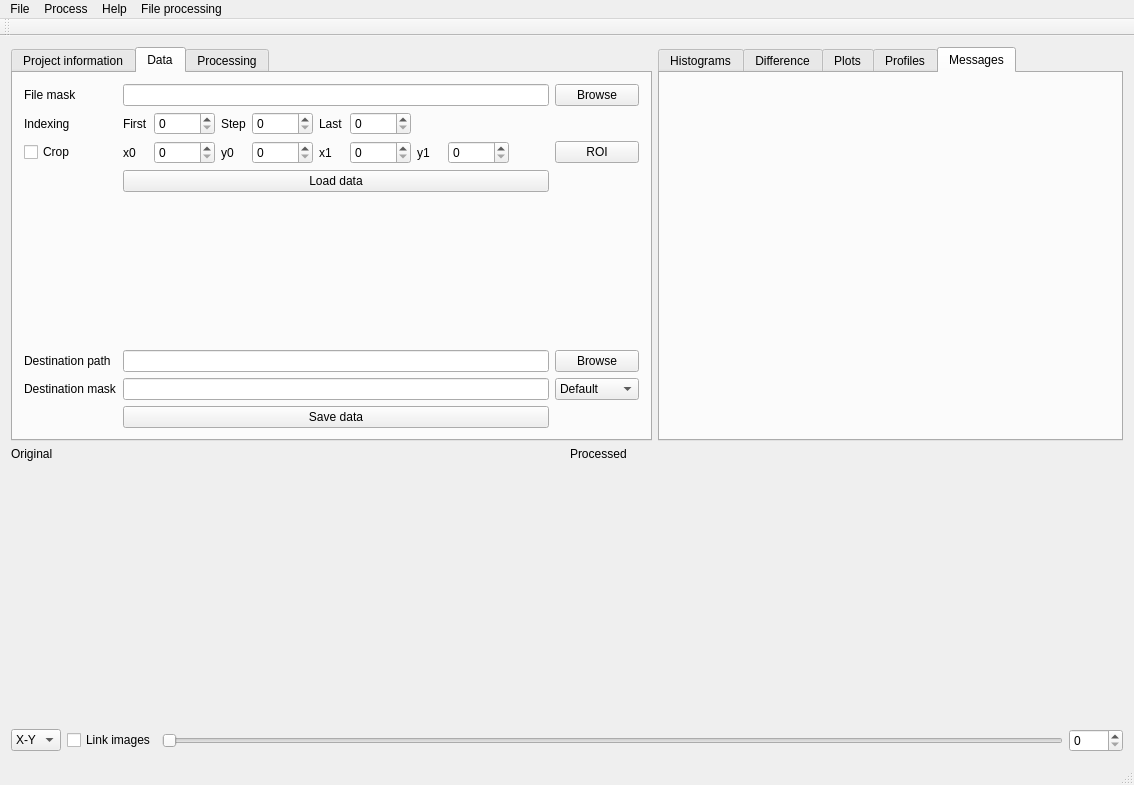
First picture: the form in applications/kiptool/src/kiptoolmainwindow.ui, repository neutronimaging/imagingsuite, before the edit.
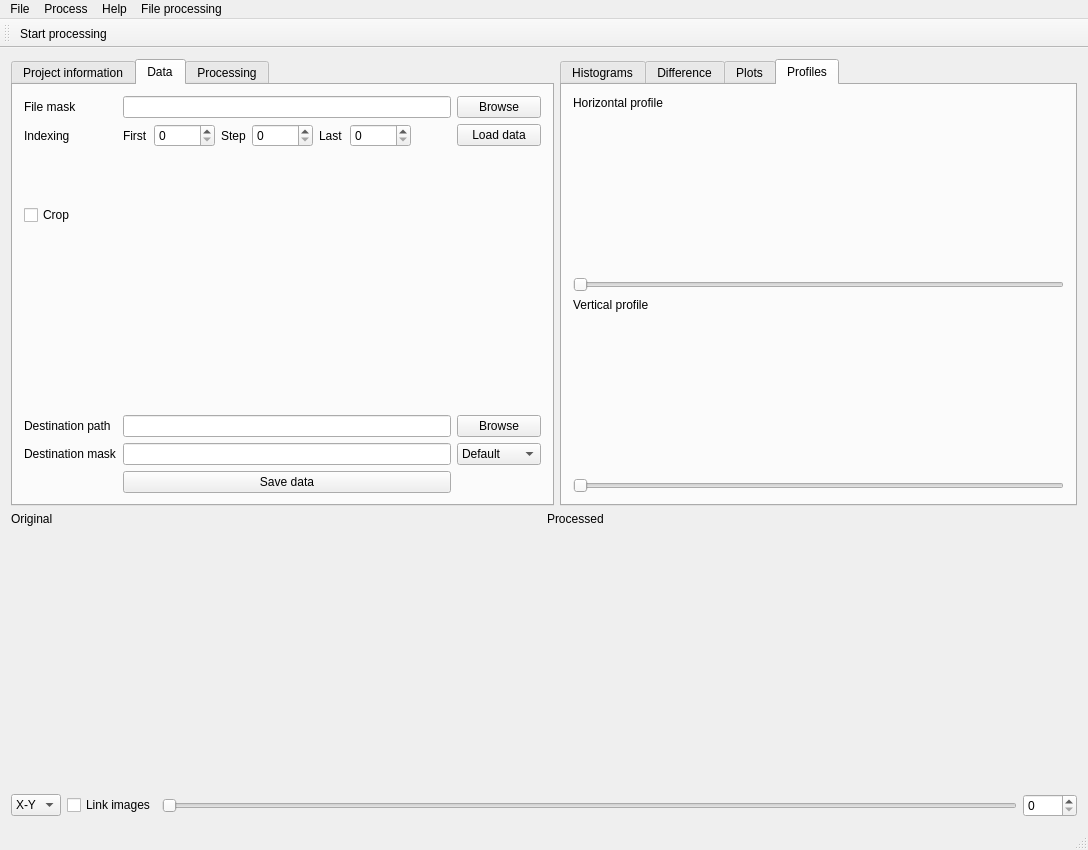
Second picture: the form after the edit. The open tabs and pages were chosen to show the change. Custom widgets are drawn as their Qt base class.

```diff
--- a/applications/kiptool/src/kiptoolmainwindow.ui
+++ b/applications/kiptool/src/kiptoolmainwindow.ui
@@ -6,8 +6,8 @@
    <rect>
     <x>0</x>
     <y>0</y>
-    <width>1134</width>
-    <height>785</height>
+    <width>1088</width>
+    <height>850</height>
    </rect>
   </property>
   <property name="windowTitle">
@@ -92,13 +92,6 @@
             <string>Data</string>
            </attribute>
            <layout class="QGridLayout" name="gridLayout">
-            <item row="3" column="4">
-             <widget class="QPushButton" name="button_getROI">
-              <property name="text">
-               <string>ROI</string>
-              </property>
-             </widget>
-            </item>
             <item row="2" column="3">
              <layout class="QHBoxLayout" name="horizontalLayout_indexing">
               <item>
@@ -322,182 +315,6 @@
               </property>
              </spacer>
             </item>
-            <item row="3" column="3">
-             <layout class="QHBoxLayout" name="horizontalLayout_crop">
-              <item>
-               <widget class="QLabel" name="label_10">
-                <property name="sizePolicy">
-                 <sizepolicy hsizetype="Maximum" vsizetype="Preferred">
-                  <horstretch>0</horstretch>
-                  <verstretch>0</verstretch>
-                 </sizepolicy>
-                </property>
-                <property name="minimumSize">
-                 <size>
-                  <width>25</width>
-                  <height>0</height>
-                 </size>
-                </property>
-                <property name="text">
-                 <string>x0</string>
-                </property>
-               </widget>
-              </item>
-              <item>
-               <widget class="QSpinBox" name="spin_crop0">
-                <property name="sizePolicy">
-                 <sizepolicy hsizetype="Maximum" vsizetype="Fixed">
-                  <horstretch>0</horstretch>
-                  <verstretch>0</verstretch>
-                 </sizepolicy>
-                </property>
-                <property name="minimumSize">
-                 <size>
-                  <width>40</width>
-                  <height>0</height>
-                 </size>
-                </property>
-                <property name="maximum">
-                 <number>10000</number>
-                </property>
-               </widget>
-              </item>
-              <item>
-               <widget class="QLabel" name="label_11">
-                <property name="sizePolicy">
-                 <sizepolicy hsizetype="Maximum" vsizetype="Preferred">
-                  <horstretch>0</horstretch>
-                  <verstretch>0</verstretch>
-                 </sizepolicy>
-                </property>
-                <property name="minimumSize">
-                 <size>
-                  <width>25</width>
-                  <height>0</height>
-                 </size>
-                </property>
-                <property name="text">
-                 <string>y0</string>
-                </property>
-               </widget>
-              </item>
-              <item>
-               <widget class="QSpinBox" name="spin_crop1">
-                <property name="sizePolicy">
-                 <sizepolicy hsizetype="Maximum" vsizetype="Fixed">
-                  <horstretch>0</horstretch>
-                  <verstretch>0</verstretch>
-                 </sizepolicy>
-                </property>
-                <property name="minimumSize">
-                 <size>
-                  <width>40</width>
-                  <height>0</height>
-                 </size>
-                </property>
-                <property name="maximum">
-                 <number>10000</number>
-                </property>
-               </widget>
-              </item>
-              <item>
-               <widget class="QLabel" name="label_12">
-                <property name="sizePolicy">
-                 <sizepolicy hsizetype="Maximum" vsizetype="Preferred">
-                  <horstretch>0</horstretch>
-                  <verstretch>0</verstretch>
-                 </sizepolicy>
-                </property>
-                <property name="minimumSize">
-                 <size>
-                  <width>25</width>
-                  <height>0</height>
-                 </size>
-                </property>
-                <property name="text">
-                 <string>x1</string>
-                </property>
-               </widget>
-              </item>
-              <item>
-               <widget class="QSpinBox" name="spin_crop2">
-                <property name="sizePolicy">
-                 <sizepolicy hsizetype="Maximum" vsizetype="Fixed">
-                  <horstretch>0</horstretch>
-                  <verstretch>0</verstretch>
-                 </sizepolicy>
-                </property>
-                <property name="minimumSize">
-                 <size>
-                  <width>40</width>
-                  <height>0</height>
-                 </size>
-                </property>
-                <property name="maximum">
-                 <number>10000</number>
-                </property>
-               </widget>
-              </item>
-              <item>
-               <widget class="QLabel" name="label_13">
-                <property name="sizePolicy">
-                 <sizepolicy hsizetype="Maximum" vsizetype="Preferred">
-                  <horstretch>0</horstretch>
-                  <verstretch>0</verstretch>
-                 </sizepolicy>
-                </property>
-                <property name="minimumSize">
-                 <size>
-                  <width>25</width>
-                  <height>0</height>
-                 </size>
-                </property>
-                <property name="text">
-                 <string>y1</string>
-                </property>
-               </widget>
-              </item>
-              <item>
-               <widget class="QSpinBox" name="spin_crop3">
-                <property name="sizePolicy">
-                 <sizepolicy hsizetype="Maximum" vsizetype="Fixed">
-                  <horstretch>0</horstretch>
-                  <verstretch>0</verstretch>
-                 </sizepolicy>
-                </property>
-                <property name="minimumSize">
-                 <size>
-                  <width>40</width>
-                  <height>0</height>
-                 </size>
-                </property>
-                <property name="maximum">
-                 <number>10000</number>
-                </property>
-               </widget>
-              </item>
-              <item>
-               <spacer name="horizontalSpacer_crop">
-                <property name="orientation">
-                 <enum>Qt::Horizontal</enum>
-                </property>
-                <property name="sizeHint" stdset="0">
-                 <size>
-                  <width>40</width>
-                  <height>20</height>
-                 </size>
-                </property>
-               </spacer>
-              </item>
-             </layout>
-            </item>
-            <item row="4" column="3">
-             <widget class="QPushButton" name="button_loaddata">
-              <property name="text">
-               <string>Load data</string>
-              </property>
-             </widget>
-            </item>
             <item row="0" column="3">
              <widget class="QLineEdit" name="edit_datafilemask">
               <property name="minimumSize">
@@ -515,6 +332,23 @@
               </property>
              </widget>
             </item>
+            <item row="3" column="3">
+             <widget class="QtAddons::uxROIWidget" name="roi_image" native="true">
+              <property name="minimumSize">
+               <size>
+                <width>196</width>
+                <height>125</height>
+               </size>
+              </property>
+             </widget>
+            </item>
+            <item row="2" column="4">
+             <widget class="QPushButton" name="button_loaddata">
+              <property name="text">
+               <string>Load data</string>
+              </property>
+             </widget>
+            </item>
            </layout>
           </widget>
           <widget class="QWidget" name="tab_7">
@@ -643,20 +477,6 @@
             </item>
            </layout>
           </widget>
-          <widget class="QWidget" name="tab_messages">
-           <attribute name="title">
-            <string>Messages</string>
-           </attribute>
-           <layout class="QVBoxLayout" name="verticalLayout_11">
-            <item>
-             <layout class="QVBoxLayout" name="verticalLayout_messages">
-              <item>
-               <widget class="QtAddons::QtLogViewer" name="widget_logviewer" native="true"/>
-              </item>
-             </layout>
-            </item>
-           </layout>
-          </widget>
          </widget>
         </item>
        </layout>
@@ -782,7 +602,7 @@
     <rect>
      <x>0</x>
      <y>0</y>
-     <width>1134</width>
+     <width>1088</width>
      <height>22</height>
     </rect>
    </property>
@@ -833,6 +653,7 @@
    <attribute name="toolBarBreak">
     <bool>false</bool>
    </attribute>
+   <addaction name="actionStart_processing"/>
   </widget>
   <widget class="QStatusBar" name="statusBar"/>
   <action name="actionNew">
@@ -928,18 +749,21 @@
    <header location="global">plotter.h</header>
    <container>1</container>
   </customwidget>
-  <customwidget>
-   <class>QtAddons::QtLogViewer</class>
-   <extends>QWidget</extends>
-   <header location="global">qtlogviewer.h</header>
-   <container>1</container>
-  </customwidget>
   <customwidget>
    <class>ModuleChainConfiguratorWidget</class>
    <extends>QWidget</extends>
    <header location="global">modulechainconfiguratorwidget.h</header>
    <container>1</container>
   </customwidget>
+  <customwidget>
+   <class>QtAddons::uxROIWidget</class>
+   <extends>QWidget</extends>
+   <header location="global">uxroiwidget.h</header>
+   <container>1</container>
+   <slots>
+    <signal>valueChanged(int,int,int,int)</signal>
+   </slots>
+  </customwidget>
  </customwidgets>
  <resources/>
  <connections/>
```
Left out of the diff: 3 changed lines with no effect on the pictures.
